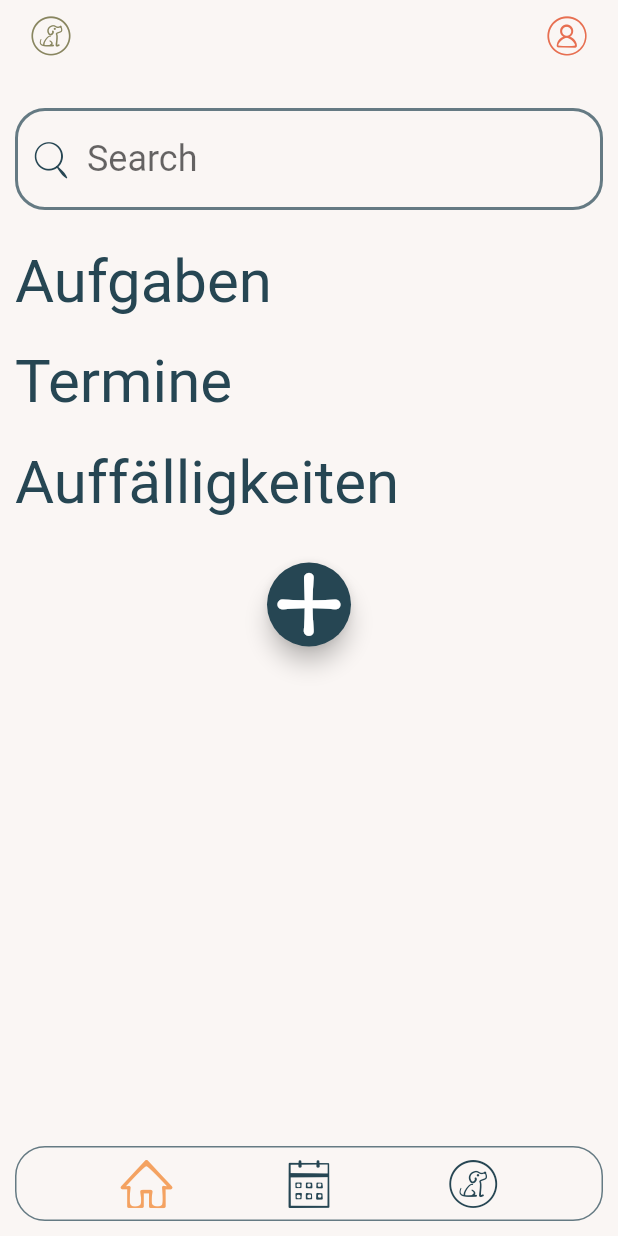
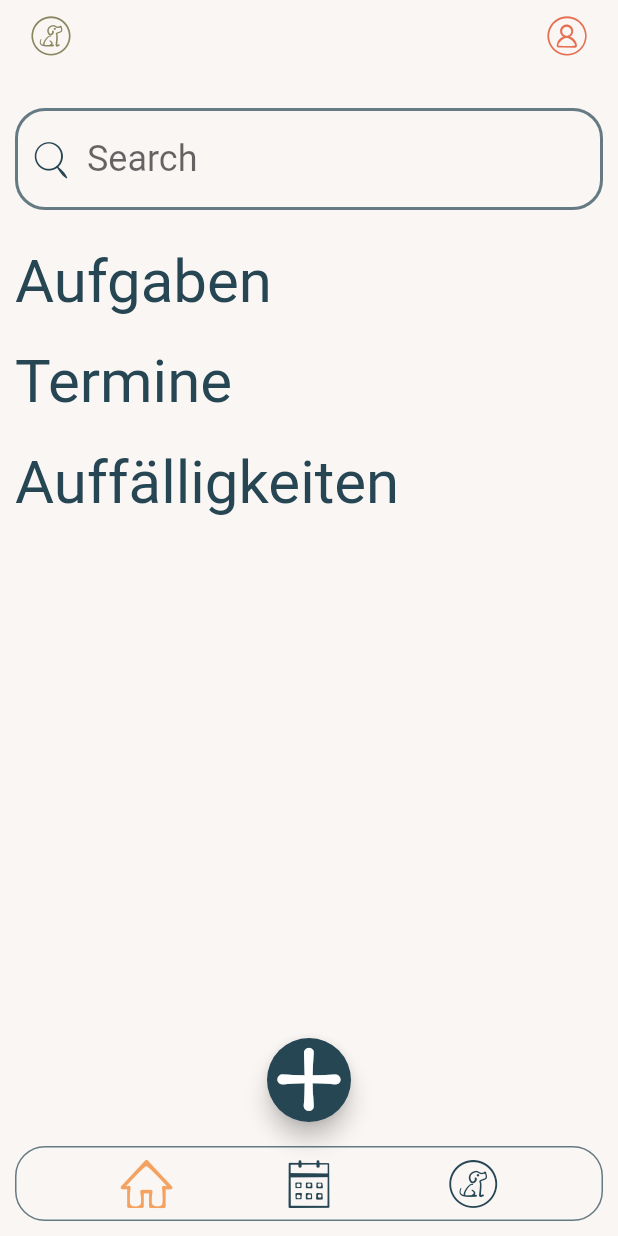
Before and after one commit to konstantinz001/Perritos_Mobile-Anwendungen, a Flutter app: the HomeView screen opened directly with empty values, after a tap on an icon or button, on a phone screen of 412 x 824 dp. Run offline on Flutter 3.47's test engine with Material 2 defaults, Android fonts, the phone set to English and light mode, and no system bars; our stand-ins replace cloud_firestore, date_format, firebase_auth, firebase_core, flutter_riverpod, freezed_annotation and 3 more; accounts and stored records are empty; Roboto replaces fonts that are missing (Pompiere).

Commit message:
fix(home): FloatingActionButton

```diff
--- a/lib/screens/home/home_view.dart
+++ b/lib/screens/home/home_view.dart
@@ -331,11 +331,15 @@ class HomeView extends ConsumerWidget {
                         }),
                   ],
                 )),
-                const SizedBox(height: 30),
-                Align(
-                  alignment: Alignment.bottomCenter,
-                  child: FloatingActionButton(
+                const SizedBox(height: 100),
+              ],
+            ),
+          ),
+        ),
+        floatingActionButtonLocation: FloatingActionButtonLocation.centerFloat,
+        floatingActionButton: FloatingActionButton(
                       backgroundColor: PerritosColor.perritosCharcoal.color,
+
                       child: const Icon(
                         PerritosIcons.Icon_Add,
                         size: 42,
@@ -344,11 +348,6 @@ class HomeView extends ConsumerWidget {
                             controller
                                 .switchHomeScreen(HomeScreen.selectActionType)
                           }),
-                ),
-              ],
-            ),
-          ),
-        ),
         bottomNavigationBar: Container(
           color: PerritosColor.perritosSnow.color,
           child: Padding(
```
Also changed, not shown: 1 other file.
